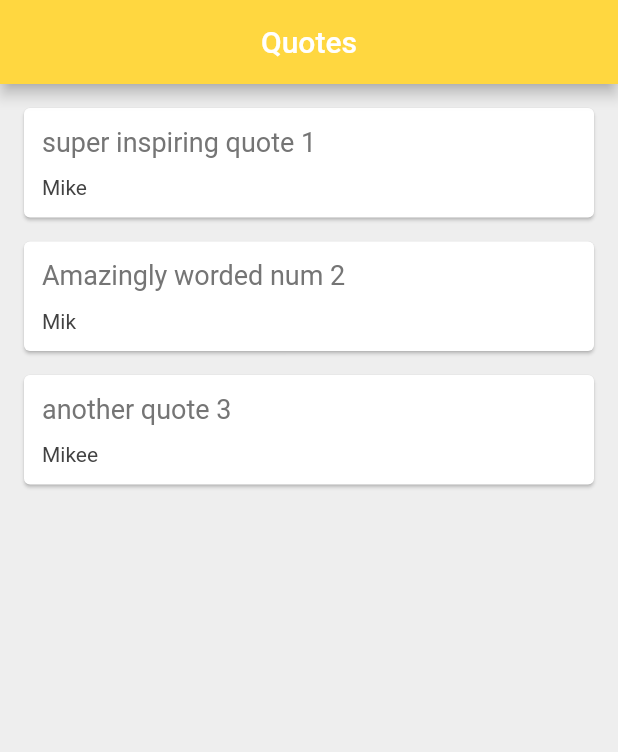
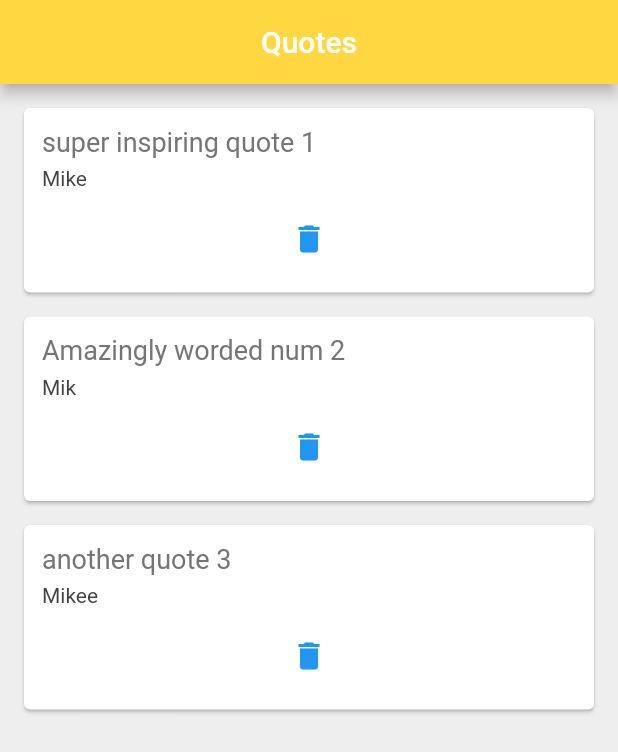
Before and after one commit to Mike-Yates/Flutter_practice_project2, a Flutter app: the screen it shows after launch, on a phone screen of 412 x 824 dp. Shown: the top 752 px of the screen. Run offline on Flutter 3.47's test engine with Material 2 defaults, Android fonts, the phone set to English and light mode, and no system bars.

Commit message:
part 21
added a reuired delete fucntion parameter to the constructor of my custom widget. when the delete button is clicked, it calls on the delete function that was passed in, which deletes the card from view.

```diff
--- a/lib/main.dart
+++ b/lib/main.dart
@@ -33,7 +33,14 @@ class _WidgetTreeState extends State<WidgetTree> {
         backgroundColor: Colors.amberAccent,
       ),
       body:Column(
-        children: quotes.map((quote) => QuoteCard(quote: quote)).toList(),
+        children: quotes.map((quote) => QuoteCard(
+            quote: quote,
+            delete: (){  // pass a function as a parameter
+              setState(() {
+                quotes.remove(quote);
+              });
+          },
+        )).toList(),
       )
     );
   }
--- a/lib/quote_card.dart
+++ b/lib/quote_card.dart
@@ -3,13 +3,13 @@ import 'quote.dart';
 
 class QuoteCard extends StatelessWidget {
   final Quote quote;
-
-  QuoteCard({ required this.quote }); // constructor
+  final Function delete;
+  QuoteCard({ required this.quote, required this.delete }); // constructor
 
   @override
   Widget build(BuildContext context) {
     return Card(
-        margin: EdgeInsets.fromLTRB(16, 16, 16, 0),
+        margin: EdgeInsets.fromLTRB(16.0, 16.0, 16.0, 0),
         // color: Colors.blue,
         child: Padding(
           padding: const EdgeInsets.all(12.0),
@@ -23,7 +23,7 @@ class QuoteCard extends StatelessWidget {
                       fontSize: 18.0,
                     )
                 ),
-                const SizedBox(height: 12.0),
+                SizedBox(height: 6.0),
                 Text(
                     quote.author,
                     style: TextStyle(
@@ -31,6 +31,11 @@ class QuoteCard extends StatelessWidget {
                       fontSize: 14.0,
                     )
                 ),
+                SizedBox(height: 8.0),
+                TextButton(
+                  child: Icon(Icons.delete),
+                  onPressed: () => delete(),
+                )
               ]
           ),
         )
```
Also changed, not shown: assets/img.png.
